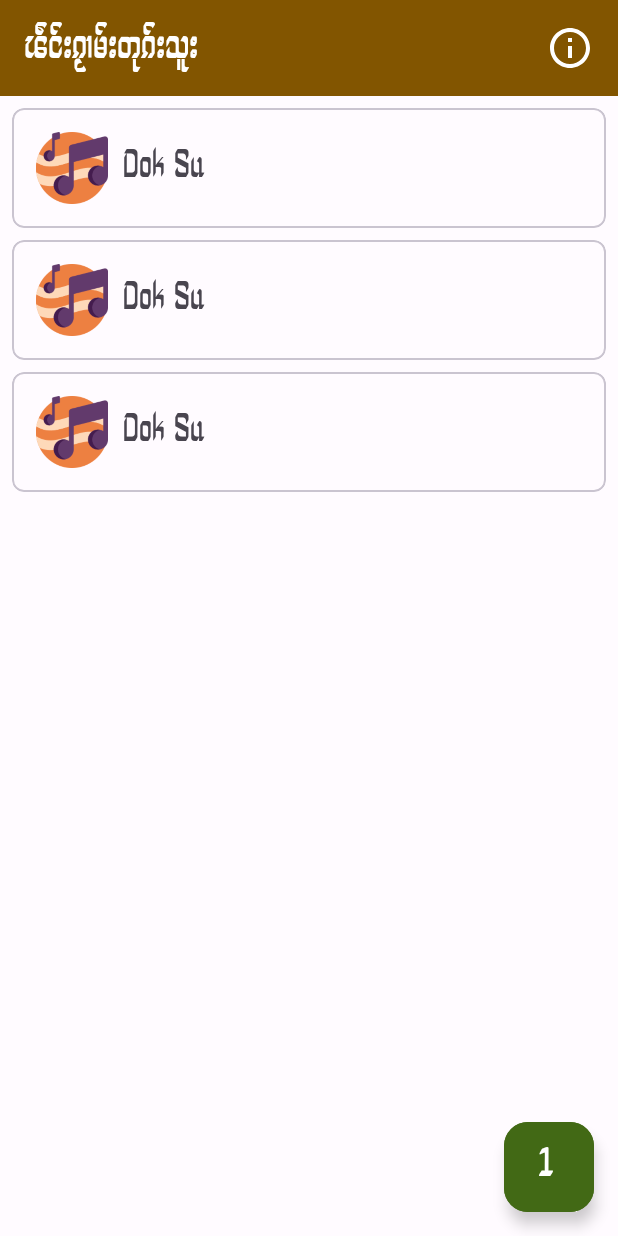
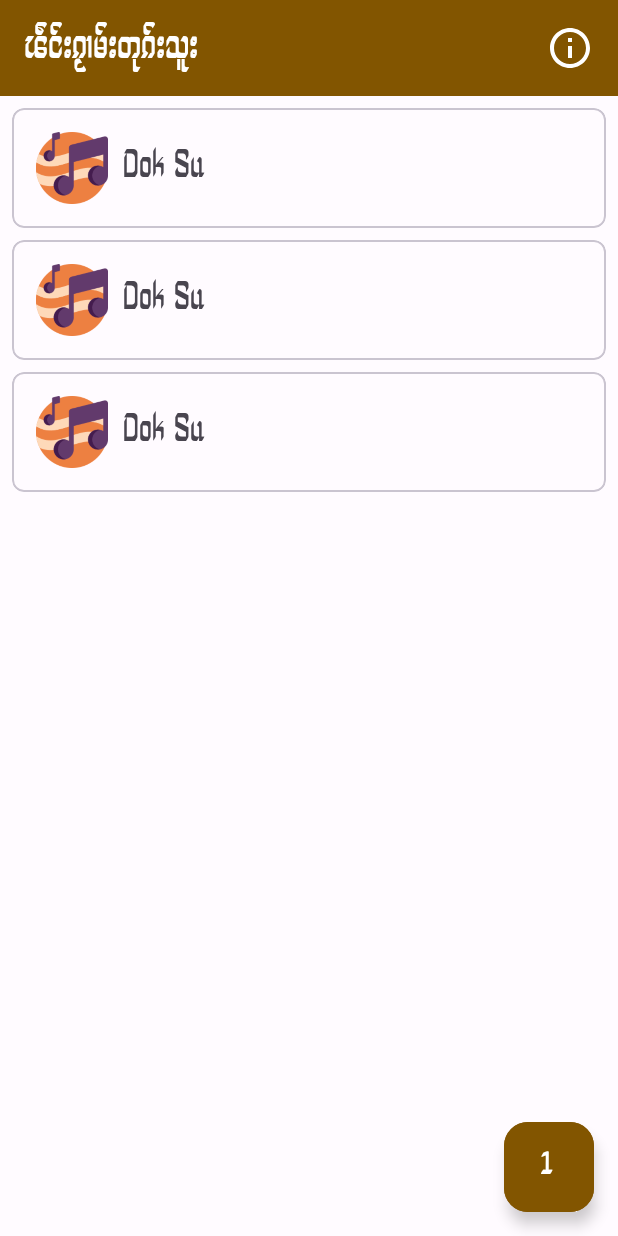
Before and after one commit to SaingHmineTun/dok_su, an Android app: the layout activity_main.xml on its own in the app's theme, with its tools: preview values and no code run, on a phone screen of 412 x 824 dp. Run offline under Robolectric (Android 15) with nearby library versions, the phone set to English and light mode, and no system bars.

Commit message:
Update Media Control UI

```diff
--- a/app/src/main/res/layout/activity_main.xml
+++ b/app/src/main/res/layout/activity_main.xml
@@ -61,13 +61,10 @@
         android:layout_alignParentBottom="true"
         android:layout_marginEnd="16dp"
         android:layout_marginBottom="16dp"
-        android:backgroundTint="?colorSecondary"
+        android:backgroundTint="?colorPrimary"
         android:fontFamily="@font/aj_kunheing"
-        android:gravity="center"
         android:text="1"
-        android:textAlignment="center"
-        android:textColor="?colorOnSecondary"
-        android:textSize="22sp"
-        android:textStyle="bold"
-        app:elevation="8dp" />
+        android:textColor="?colorOnPrimary"
+        android:textSize="18sp"
+        android:textStyle="bold" />
 </RelativeLayout>
```
